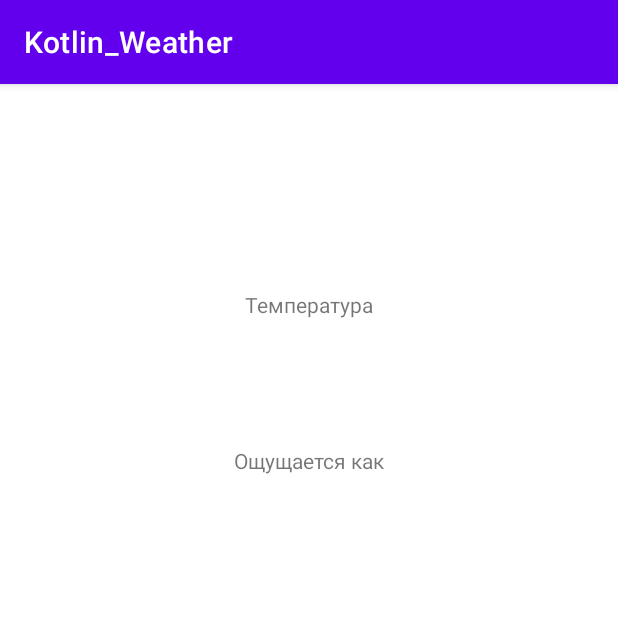
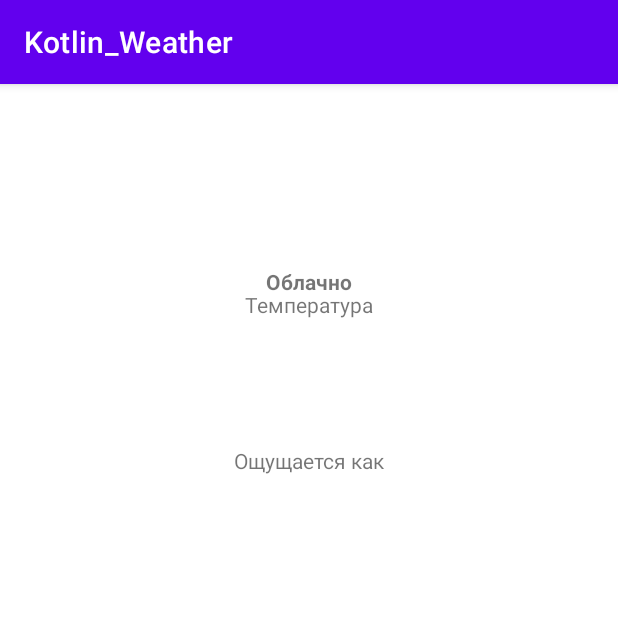
Before and after one commit to XdiVINityX/Kotlin_Weather, an Android app: the fragment DetailsFragment shown on its own in the app's theme, on a phone screen of 412 x 824 dp, the top half of it. Run offline under Robolectric (Android 15) with nearby library versions, the phone set to English and light mode, and no system bars.

```diff
--- a/app/build.gradle
+++ b/app/build.gradle
@@ -38,7 +38,7 @@ android {
 }
 
 dependencies {
-
+    implementation 'com.google.code.gson:gson:2.8.6'
     implementation 'androidx.core:core-ktx:1.7.0'
     implementation 'androidx.appcompat:appcompat:1.6.0'
     implementation 'com.google.android.material:material:1.7.0'
--- a/app/src/main/AndroidManifest.xml
+++ b/app/src/main/AndroidManifest.xml
@@ -15,7 +15,7 @@
         android:theme="@style/Theme.Kotlin_Weather"
         tools:targetApi="31">
         <activity
-            android:name=".view.MainActivity"
+            android:name=".view.main.MainActivity"
             android:exported="true">
             <intent-filter>
                 <action android:name="android.intent.action.MAIN" />
@@ -27,6 +27,9 @@
                 android:name="android.app.lib_name"
                 android:value="" />
         </activity>
+
+        <service android:name=".view.details.DetailsService"/>
     </application>
 
+
 </manifest>
--- /dev/null
+++ b/app/src/main/java/com/example/kotlin_weather/repository/WeatherLoaderListener.kt
@@ -0,0 +1,6 @@
+package com.example.kotlin_weather.repository
+
+interface WeatherLoaderListener {
+    fun onLoaded(weatherDTO: WeatherDTO)
+    fun onFailed(throwable: Throwable)
+}
--- /dev/null
+++ b/app/src/main/java/com/example/kotlin_weather/view/details/DetailsFragment.kt
@@ -0,0 +1,105 @@
+package com.example.kotlin_weather.view.details
+
+import android.content.BroadcastReceiver
+import android.content.Context
+import android.content.Intent
+import android.content.IntentFilter
+import android.os.Bundle
+import android.view.LayoutInflater
+import android.view.View
+import android.view.ViewGroup
+import android.widget.AdapterView
+import android.widget.AdapterView.OnItemClickListener
+import androidx.fragment.app.Fragment
+import androidx.localbroadcastmanager.content.LocalBroadcastManager
+import com.example.kotlin_weather.databinding.FragmentDetailsBinding
+import com.example.kotlin_weather.domain.Weather
+import com.example.kotlin_weather.repository.WeatherDTO
+import com.example.kotlin_weather.repository.WeatherLoader
+import com.example.kotlin_weather.repository.WeatherLoaderListener
+
+class DetailsFragment : Fragment(), WeatherLoaderListener {
+
+
+    private val receiver: BroadcastReceiver = object : BroadcastReceiver() {
+        override fun onReceive(context: Context?, intent: Intent?) {
+            intent?.let {
+                val weatherDTO = it.getParcelableExtra<WeatherDTO>(DETAILS_LOAD_RESULT_EXTRA)
+                if (weatherDTO != null) {
+                    setTextInValueLabel(weatherDTO)
+                }else{
+                    //TODO error
+                }
+            }
+        }
+    }
+
+
+
+
+
+
+    private var _binding: FragmentDetailsBinding? = null
+    private val binding get() = _binding!!
+
+    companion object {
+        fun newInstance(bundle: Bundle): DetailsFragment {
+            val fragment = DetailsFragment()
+            fragment.arguments = bundle
+            return fragment
+        }
+        const val BUNDLE_KEY = "key"
+    }
+
+
+    override fun onCreateView(
+        inflater: LayoutInflater,
+        container: ViewGroup?,
+        savedInstanceState: Bundle?
+    ): View? {
+        _binding = FragmentDetailsBinding.inflate(inflater, container, false)
+        return binding.root
+
+    }
+
+   val localWeather : Weather by lazy {
+       (arguments?.getParcelable<Weather>(BUNDLE_KEY))?: Weather()
+   }
+    override fun onViewCreated(view: View, savedInstanceState: Bundle?) {
+        super.onViewCreated(view, savedInstanceState)
+        //WeatherLoader(this,localWeather.city.lat,localWeather.city.lon).loadWeather()
+
+        val intent = Intent(requireActivity(),DetailsService::class.java)
+        intent.putExtra(LATITUDE_EXTRA,localWeather.city.lat)
+        intent.putExtra(LONGITUDE_EXTRA,localWeather.city.lon)
+
+        requireActivity().startService(intent)
+        LocalBroadcastManager.getInstance(requireActivity())
+            .registerReceiver(receiver, IntentFilter(DETAILS_INTENT_FILTER))
+    }
+
+    override fun onLoaded(weatherDTO: WeatherDTO) {
+        setTextInValueLabel(weatherDTO)
+    }
+    override fun onFailed(throwable: Throwable) {
+        TODO("Not yet implemented")
+    }
+    private fun setTextInValueLabel(weatherDTO: WeatherDTO) {
+        with(binding) {
+            cityName.text = localWeather.city.name
+            cityCoordinates.text = "lat ${localWeather.city.lat}  lon ${localWeather.city.lon}"
+            temperatureValue.text = weatherDTO.fact.temp.toString()
+            feelsLikeValue.text = weatherDTO.fact.feels_like.toString()
+            conditionValue.text = weatherDTO.fact.condition
+        }
+    }
+
+    override fun onDestroy() {
+        super.onDestroy()
+        _binding = null
+    }
+
+
+
+
+}
--- a/app/src/main/java/com/example/kotlin_weather/view/main/DetailsFragment.kt
+++ /dev/null
@@ -1,69 +0,0 @@
-package com.example.kotlin_weather.view.main
-
-import android.os.Bundle
-import android.view.LayoutInflater
-import android.view.View
-import android.view.ViewGroup
-import android.widget.AdapterView
-import android.widget.AdapterView.OnItemClickListener
-import androidx.fragment.app.Fragment
-import androidx.lifecycle.Observer
-import com.example.kotlin_weather.databinding.FragmentDetailsBinding
-import com.example.kotlin_weather.domain.Weather
-import com.example.kotlin_weather.viewmodel.AppState
-import com.google.android.material.snackbar.Snackbar
-
-class DetailsFragment : Fragment(), OnItemClickListener {
-    private var _binding: FragmentDetailsBinding? = null
-    private val binding get() = _binding!!
-
-    companion object {
-        fun newInstance(bundle: Bundle): DetailsFragment{
-            val fragment = DetailsFragment()
-            fragment.arguments = bundle
-            return fragment
-        }
-        const val BUNDLE_KEY = "key"
-    }
-
-
-    override fun onCreateView(
-        inflater: LayoutInflater,
-        container: ViewGroup?,
-        savedInstanceState: Bundle?
-    ): View? {
-        _binding = FragmentDetailsBinding.inflate(inflater, container, false)
-        return binding.root
-
-    }
-
-    override fun onViewCreated(view: View, savedInstanceState: Bundle?) {
-        super.onViewCreated(view, savedInstanceState)
-        arguments?.let {
-            val weather = (it.getParcelable<Weather>(BUNDLE_KEY))?: Weather()
-            setTextInValueLabel(weather)
-        }
-    }
-
-
-    private fun setTextInValueLabel(weather: Weather) {
-        with(binding) {
-            with(weather){
-            cityName.text = city.name
-            cityCoordinates.text = "lat ${city.lat}  lon ${city.lon}"
-            temperatureValue.text = temperatyre.toString()
-            feelsLikeValue.text = feelsLike.toString()
-            }
-        }
-    }
-
-    override fun onDestroy() {
-        super.onDestroy()
-        _binding = null
-    }
-
-    override fun onItemClick(parent: AdapterView<*>?, view: View?, position: Int, id: Long) {
-        TODO("Not yet implemented")
-    }
-
-}
--- a/app/src/main/java/com/example/kotlin_weather/view/main/MainFragment.kt
+++ b/app/src/main/java/com/example/kotlin_weather/view/main/MainFragment.kt
@@ -11,6 +11,7 @@ import com.example.kotlin_weather.R
 import com.example.kotlin_weather.databinding.FragmentMainBinding
 import com.example.kotlin_weather.domain.Weather
 import com.example.kotlin_weather.view.OnItemViewClickListener
+import com.example.kotlin_weather.view.details.DetailsFragment
 import com.example.kotlin_weather.viewmodel.AppState
 import com.example.kotlin_weather.viewmodel.MainViewModel
 import com.google.android.material.snackbar.Snackbar
--- a/app/src/main/res/layout/activity_main.xml
+++ b/app/src/main/res/layout/activity_main.xml
@@ -3,7 +3,7 @@
     xmlns:tools="http://schemas.android.com/tools"
     android:layout_width="match_parent"
     android:layout_height="match_parent"
-    tools:context=".view.MainActivity">
+    tools:context=".view.main.MainActivity">
 
   <FrameLayout
       android:id="@+id/fragment_container"
--- a/app/src/main/res/layout/activity_main_webview.xml
+++ b/app/src/main/res/layout/activity_main_webview.xml
@@ -3,7 +3,7 @@
     xmlns:tools="http://schemas.android.com/tools"
     android:layout_width="match_parent"
     android:layout_height="match_parent"
-    tools:context=".view.MainActivity"
+    tools:context=".view.main.MainActivity"
     android:orientation="vertical">
 
 
--- a/app/src/main/res/layout/fragment_details.xml
+++ b/app/src/main/res/layout/fragment_details.xml
@@ -21,6 +21,17 @@
             app:layout_constraintStart_toStartOf="parent"
             app:layout_constraintTop_toTopOf="parent"
             tools:text="Москва" />
+
+        <TextView
+            android:id="@+id/conditionValue"
+            android:layout_width="wrap_content"
+            android:layout_height="wrap_content"
+            app:layout_constraintEnd_toEndOf="parent"
+            app:layout_constraintStart_toStartOf="parent"
+            app:layout_constraintTop_toBottomOf="@+id/cityCoordinates"
+            android:textStyle="bold"
+            android:text="Облачно">
+        </TextView>
         <TextView
             android:id="@+id/cityCoordinates"
             android:layout_width="wrap_content"
@@ -29,7 +40,7 @@
             app:layout_constraintEnd_toEndOf="parent"
             app:layout_constraintStart_toStartOf="parent"
             app:layout_constraintTop_toBottomOf="@+id/cityName"
-            tools:text="lt/ln: 55.755826, 37.617299900000035" />
+            tools:text="lt/ln: тут должны быть координаты" />
         <TextView
             android:id="@+id/temperatureLabel"
             android:layout_width="wrap_content"
@@ -70,17 +81,22 @@
             app:layout_constraintStart_toStartOf="parent"
             app:layout_constraintTop_toBottomOf="@+id/feelsLikeLabel"
             tools:text="-23" />
-    </androidx.constraintlayout.widget.ConstraintLayout>
+
         <FrameLayout
             android:id="@+id/loadingLayout"
             android:layout_width="match_parent"
             android:layout_height="match_parent"
             android:visibility="gone"
+            tools:layout_editor_absoluteX="0dp"
+            tools:layout_editor_absoluteY="1dp"
             tools:visibility="visible">
+
             <ProgressBar
                 style="?android:attr/progressBarStyleLarge"
                 android:layout_width="wrap_content"
                 android:layout_height="wrap_content"
                 android:layout_gravity="center" />
         </FrameLayout>
+    </androidx.constraintlayout.widget.ConstraintLayout>
+
 </FrameLayout>
```
Also changed, not shown: app/src/main/java/com/example/kotlin_weather/repository/FactDTO.kt (added, +11 -0 lines), app/src/main/java/com/example/kotlin_weather/repository/WeatherDTO.kt (added, +7 -0 lines), app/src/main/java/com/example/kotlin_weather/repository/WeatherLoader.kt (added, +32 -0 lines), app/src/main/java/com/example/kotlin_weather/view/details/DetailsService.kt (added, +58 -0 lines), app/src/main/java/com/example/kotlin_weather/view/main/MainActivity.kt (added, +29 -0 lines), app/src/main/java/com/example/kotlin_weather/view/main/MainActivityWebView.kt (renamed from app/src/main/java/com/example/kotlin_weather/view/MainActivity.kt, +2 -24 lines), app/src/main/java/com/example/kotlin_weather/viewmodel/MainViewModel.kt (+15 -1 lines). Lines whose indentation alone changed are shown as unchanged.
